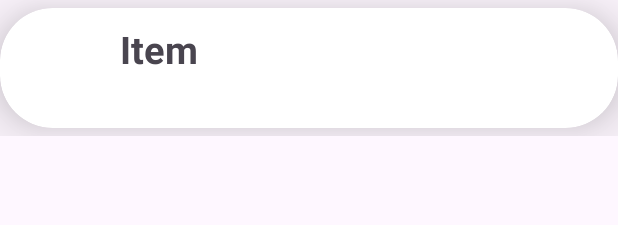
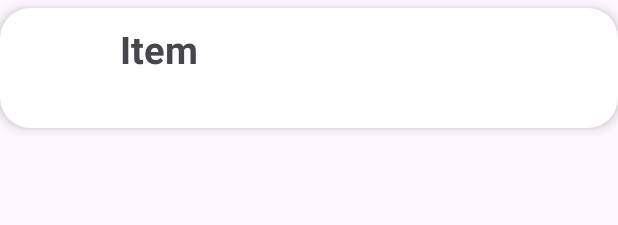
Before and after one commit to AKBiofrost/AppTasas, an Android app: the layout cardview.xml on its own in the app's theme, with its tools: preview values and no code run, on a phone screen of 412 x 824 dp. Shown: the top 225 px of the screen. Run offline under Robolectric (Android 15) with nearby library versions, the phone set to English and light mode, and no system bars.

Commit message:
operatividad basica

```diff
--- a/app/src/main/res/layout/cardview.xml
+++ b/app/src/main/res/layout/cardview.xml
@@ -78,15 +78,15 @@
         xmlns:android="http://schemas.android.com/apk/res/android"
         xmlns:app="http://schemas.android.com/apk/res-auto"
         android:layout_width="match_parent"
-        android:layout_height="wrap_content"
-        app:cardCornerRadius="35dp"
+        android:layout_height="80dp"
+        app:cardCornerRadius="20dp"
         android:layout_marginTop="5dp"
         android:layout_marginBottom="5dp"
         android:layout_gravity="center"
         app:cardBackgroundColor="@color/white"
-        app:cardElevation="25dp"
-        app:cardMaxElevation="25dp"
-        android:padding="10dp"
+        app:cardElevation="5dp"
+        app:cardMaxElevation="5dp"
+        android:padding="20dp"
         android:paddingVertical="10dp"
         >
 
```
Also changed, not shown: app/src/main/java/com/portafolio/appdivisas/MainActivity.kt (+3 -7 lines), app/src/main/java/com/portafolio/appdivisas/adapter/CustomAdapter.kt (+7 -9 lines).
